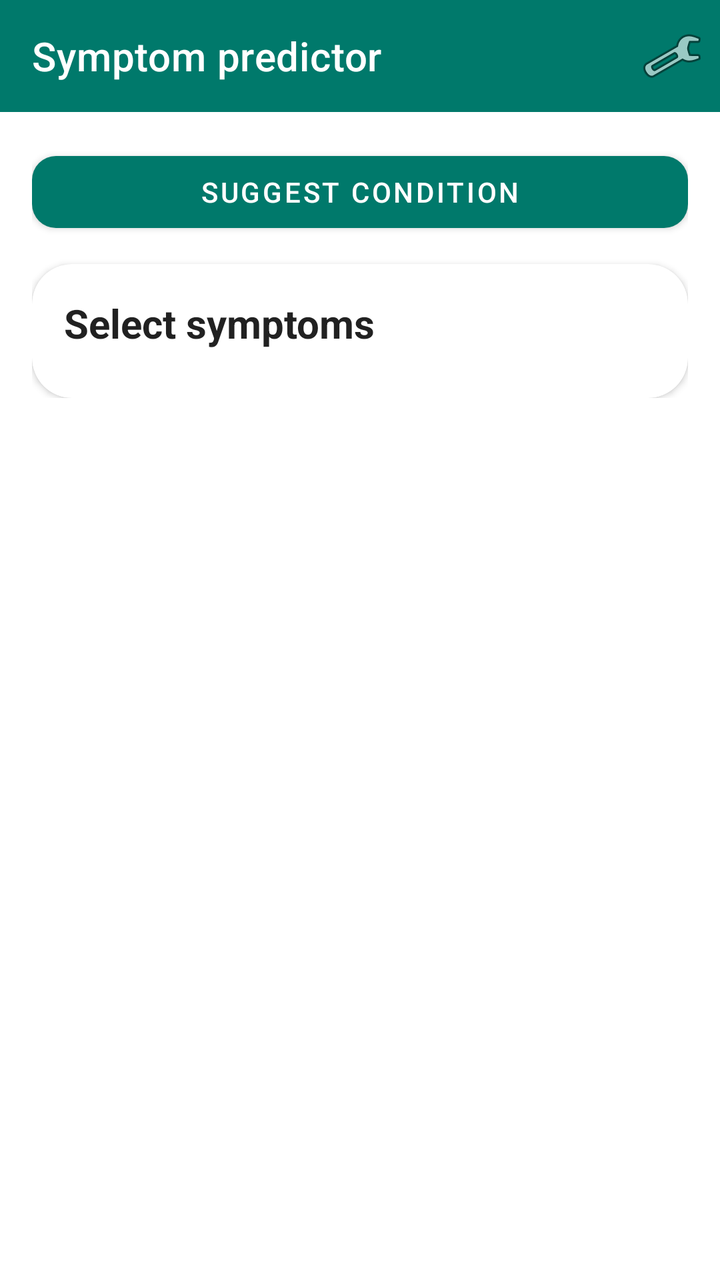
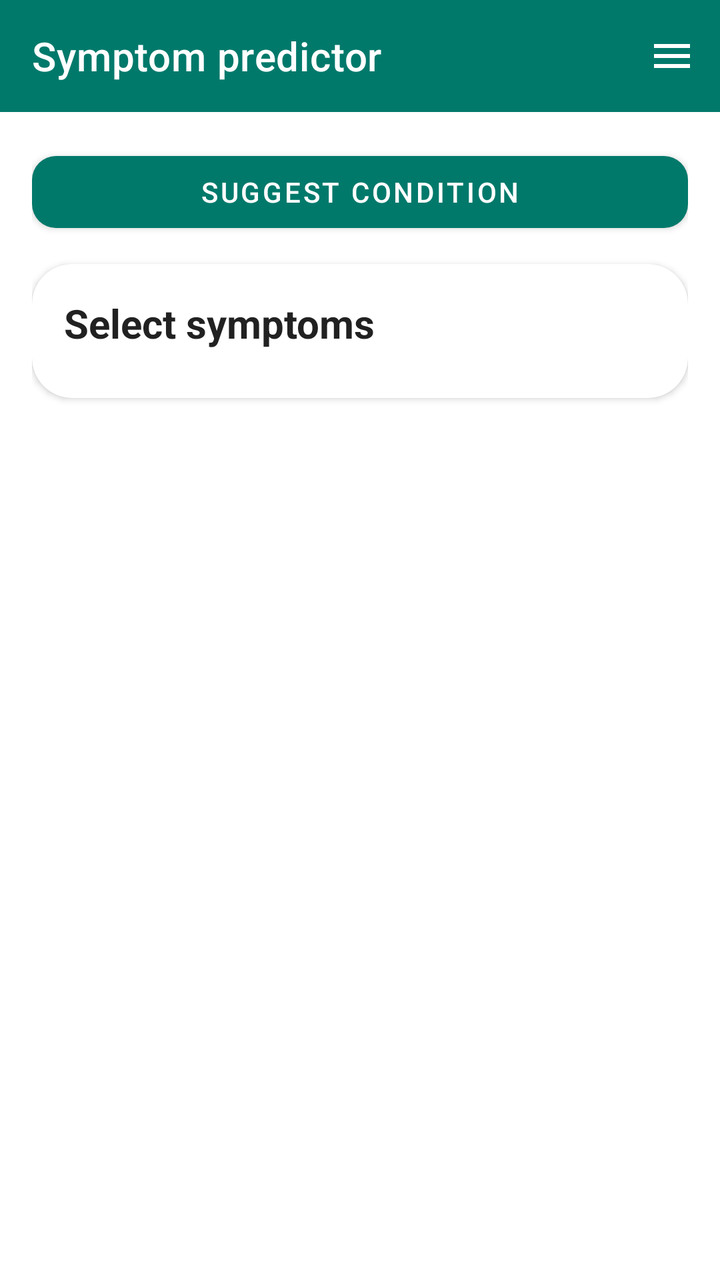

Before-and-after screenshots of an Android layout around one commit, followed by the original layout XML and the change that was made.
<!-- AndroidManifest.xml: application theme Theme.HelloApp -->
<!-- res/layout/fragment_symptom_predictor.xml -->
<?xml version="1.0" encoding="utf-8"?>
<LinearLayout xmlns:android="http://schemas.android.com/apk/res/android"
    xmlns:app="http://schemas.android.com/apk/res-auto"
    android:layout_width="match_parent"
    android:layout_height="match_parent"
    android:orientation="vertical">

    <com.google.android.material.appbar.MaterialToolbar
        android:id="@+id/toolbar"
        android:layout_width="match_parent"
        android:layout_height="?attr/actionBarSize"
        android:background="@color/teal_700"
        app:title="@string/symptom_predictor"
        app:titleTextColor="@android:color/white"
        app:menu="@menu/fragment_menu"
        android:theme="@style/ThemeOverlay.MaterialComponents.Dark.ActionBar" />

    
    <androidx.core.widget.NestedScrollView
        android:id="@+id/topScrollView"
        android:layout_width="match_parent"
        android:layout_height="0dp"
        android:layout_weight="1">

        <LinearLayout
            android:layout_width="match_parent"
            android:layout_height="wrap_content"
            android:orientation="vertical"
            android:padding="16dp">

            
            <com.google.android.material.button.MaterialButton
                android:id="@+id/btnSuggestCondition"
                android:layout_width="match_parent"
                android:layout_height="wrap_content"
                android:layout_marginBottom="12dp"
                android:text="@string/suggest_condition_from_symptoms"
                app:backgroundTint="@color/teal_700"
                app:cornerRadius="12dp" />

            
            <com.google.android.material.card.MaterialCardView
                android:layout_width="match_parent"
                android:layout_height="wrap_content"
                app:cardCornerRadius="20dp"
                app:cardElevation="2dp">

                <LinearLayout
                    android:layout_width="match_parent"
                    android:layout_height="wrap_content"
                    android:orientation="vertical"
                    android:paddingTop="16dp"
                    android:paddingBottom="12dp"
                    android:paddingHorizontal="16dp">

                    <LinearLayout
                        android:layout_width="match_parent"
                        android:layout_height="wrap_content"
                        android:orientation="horizontal"
                        android:gravity="center_vertical"
                        android:layout_marginBottom="12dp">

                        <TextView
                            android:layout_width="0dp"
                            android:layout_height="wrap_content"
                            android:layout_weight="1"
                            android:text="@string/select_symptoms"
                            android:textSize="20sp"
                            android:textStyle="bold"
                            android:textColor="?android:attr/textColorPrimary" />

                        <TextView
                            android:id="@+id/clearChipsButton"
                            android:layout_width="wrap_content"
                            android:layout_height="wrap_content"
                            android:text="@string/clear_all"
                            android:textSize="13sp"
                            android:textColor="@color/teal_700"
                            android:padding="4dp"
                            android:visibility="gone" />

                    </LinearLayout>

                    
                    <LinearLayout
                        android:id="@+id/symptomBubblesContainer"
                        android:layout_width="match_parent"
                        android:layout_height="wrap_content"
                        android:orientation="vertical" />

                </LinearLayout>
            </com.google.android.material.card.MaterialCardView>

        </LinearLayout>
    </androidx.core.widget.NestedScrollView>

    
    <TextView
        android:id="@+id/emptyStateText"
        android:layout_width="match_parent"
        android:layout_height="0dp"
        android:layout_weight="1"
        android:gravity="center"
        android:padding="24dp"
        android:text="@string/no_conditions_match"
        android:textColor="@android:color/darker_gray"
        android:textSize="14sp"
        android:visibility="gone" />

    
    <androidx.recyclerview.widget.RecyclerView
        android:id="@+id/resultsRecyclerView"
        android:layout_width="match_parent"
        android:layout_height="0dp"
        android:layout_weight="1"
        android:paddingHorizontal="16dp"
        android:paddingTop="4dp"
        android:paddingBottom="8dp"
        android:clipToPadding="false"
        android:visibility="gone" />

    
    <com.google.android.material.button.MaterialButton
        android:id="@+id/compareButton"
        android:layout_width="match_parent"
        android:layout_height="wrap_content"
        android:layout_marginHorizontal="16dp"
        android:layout_marginBottom="12dp"
        android:text="@string/compare_conditions"
        android:visibility="gone"
        app:backgroundTint="@color/teal_700" />

</LinearLayout>
<!-- resources referenced by this layout -->
<resources>
  <color name="teal_700">#FF00796B</color>
  <string name="clear_all">Clear all</string>
  <string name="compare_conditions">Compare Conditions</string>
  <string name="no_conditions_match">No conditions match. Try adding more symptoms to narrow down (e.g. fever and chills, headache and stiff neck).</string>
  <string name="select_symptoms">Select symptoms</string>
  <string name="suggest_condition_from_symptoms">Suggest condition</string>
  <string name="symptom_predictor">Symptom predictor</string>
  <style name="Theme.HelloApp" parent="Theme.MaterialComponents.DayNight.NoActionBar">
          <item name="colorPrimary">@color/teal_500</item>
          <item name="colorPrimaryVariant">@color/teal_700</item>
          <item name="colorOnPrimary">@color/white</item>
          <item name="colorSecondary">@color/light_blue_500</item>
          <item name="colorSecondaryVariant">@color/light_blue_200</item>
          <item name="colorOnSecondary">@color/black</item>
          <item name="android:statusBarColor">@color/teal_700</item>
          <item name="shapeAppearanceSmallComponent">@style/ShapeAppearance.App.Rounded.Small</item>
          <item name="shapeAppearanceMediumComponent">@style/ShapeAppearance.App.Rounded.Medium</item>
          <item name="shapeAppearanceLargeComponent">@style/ShapeAppearance.App.Rounded.Large</item>
      </style>
  <color name="teal_500">#FF009688</color>
  <color name="white">#FFFFFFFF</color>
  <color name="light_blue_500">#FF03A9F4</color>
  <color name="light_blue_200">#FF81D4FA</color>
  <color name="black">#FF000000</color>
  <style name="ShapeAppearance.App.Rounded.Small" parent="ShapeAppearance.MaterialComponents.SmallComponent">
          <item name="cornerFamily">rounded</item>
          <item name="cornerSize">12dp</item>
      </style>
  <style name="ShapeAppearance.App.Rounded.Medium" parent="ShapeAppearance.MaterialComponents.MediumComponent">
          <item name="cornerFamily">rounded</item>
          <item name="cornerSize">16dp</item>
      </style>
  <style name="ShapeAppearance.App.Rounded.Large" parent="ShapeAppearance.MaterialComponents.LargeComponent">
          <item name="cornerFamily">rounded</item>
          <item name="cornerSize">24dp</item>
      </style>
</resources>

<!-- the commit's change to res/layout/fragment_symptom_predictor.xml (unified diff, before → after) -->
@@ -20,7 +20,8 @@
         android:id="@+id/topScrollView"
         android:layout_width="match_parent"
         android:layout_height="0dp"
-        android:layout_weight="1">
+        android:layout_weight="1"
+        android:fillViewport="true">
 
         <LinearLayout
             android:layout_width="match_parent"
@@ -98,8 +99,7 @@
     <TextView
         android:id="@+id/emptyStateText"
         android:layout_width="match_parent"
-        android:layout_height="0dp"
-        android:layout_weight="1"
+        android:layout_height="wrap_content"
         android:gravity="center"
         android:padding="24dp"
         android:text="@string/no_conditions_match"
@@ -107,27 +107,4 @@
         android:textSize="14sp"
         android:visibility="gone" />
 
-    
-    <androidx.recyclerview.widget.RecyclerView
-        android:id="@+id/resultsRecyclerView"
-        android:layout_width="match_parent"
-        android:layout_height="0dp"
-        android:layout_weight="1"
-        android:paddingHorizontal="16dp"
-        android:paddingTop="4dp"
-        android:paddingBottom="8dp"
-        android:clipToPadding="false"
-        android:visibility="gone" />
-
-    
-    <com.google.android.material.button.MaterialButton
-        android:id="@+id/compareButton"
-        android:layout_width="match_parent"
-        android:layout_height="wrap_content"
-        android:layout_marginHorizontal="16dp"
-        android:layout_marginBottom="12dp"
-        android:text="@string/compare_conditions"
-        android:visibility="gone"
-        app:backgroundTint="@color/teal_700" />
-
 </LinearLayout>
<!-- resource entries referenced after the edit -->
@@ -2,7 +2,6 @@
 <resources>
   <color name="teal_700">#FF00796B</color>
   <string name="clear_all">Clear all</string>
-  <string name="compare_conditions">Compare Conditions</string>
   <string name="no_conditions_match">No conditions match. Try adding more symptoms to narrow down (e.g. fever and chills, headache and stiff neck).</string>
   <string name="select_symptoms">Select symptoms</string>
   <string name="suggest_condition_from_symptoms">Suggest condition</string>
